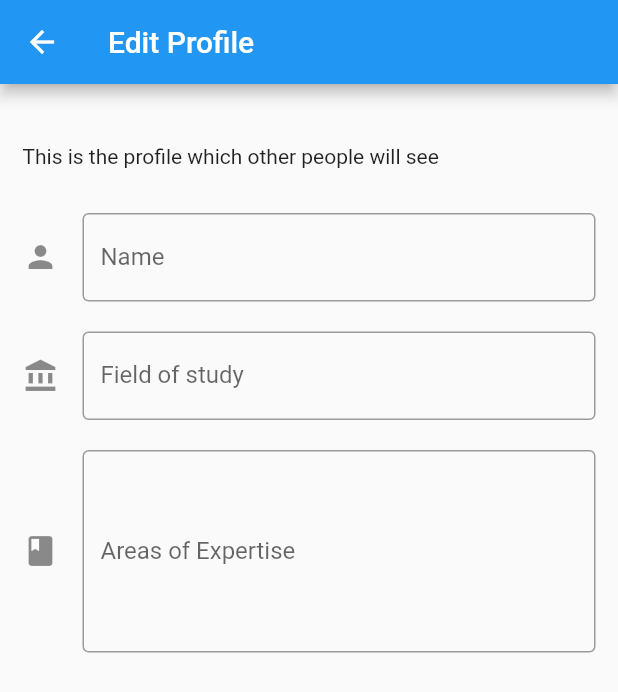
After one commit to marcus-cmd/student_app_v1, a Flutter app: the ShowList screen opened directly, on a phone screen of 412 x 824 dp. The commit adds this screen. Shown: the top 692 px of the screen. Run offline on Flutter 3.47's test engine with Material 2 defaults, Android fonts, the phone set to English and light mode, and no system bars; network calls fail.

Commit message:
new files

```diff
--- a/lib/main.dart
+++ b/lib/main.dart
@@ -3,7 +3,7 @@ import 'package:studentappv1/studentlist.dart';
 import 'package:studentappv1/loading.dart';
 import 'package:studentappv1/chat.dart';
 import 'package:studentappv1/search.dart';
-
+import 'package:studentappv1/test.dart';
 
 void main() => runApp(MaterialApp(
   initialRoute: '/studentlist',
--- a/lib/studentlist.dart
+++ b/lib/studentlist.dart
@@ -1,6 +1,7 @@
 import 'dart:convert';
 import 'package:flutter/material.dart';
 import 'package:http/http.dart';
+import 'package:studentappv1/search.dart';
 
 class StudentList extends StatefulWidget {
   @override
@@ -51,7 +52,7 @@ class _StudentListState extends State<StudentList> {
       drawer: Drawer(
         child: ListView(
           padding: EdgeInsets.zero,
-          children: const <Widget>[
+          children: <Widget>[
             DrawerHeader(
               decoration: BoxDecoration(
                 color: Colors.blue,
@@ -71,6 +72,7 @@ class _StudentListState extends State<StudentList> {
             ListTile(
               leading: Icon(Icons.account_circle),
               title: Text('Profile'),
+              onTap: () => Navigator.push(context, MaterialPageRoute(builder: (BuildContext context) => MyCustomForm())),
             ),
             ListTile(
               leading: Icon(Icons.settings),
@@ -83,7 +85,7 @@ class _StudentListState extends State<StudentList> {
           itemCount: locations.length,
           itemBuilder: (context, index){
             return Padding(
-              padding: const EdgeInsets.symmetric(vertical: 1,horizontal: 4),
+              padding: EdgeInsets.symmetric(vertical: 1,horizontal: 4),
               child: Card(
                 child: ListTile(
                   onTap: () {
--- /dev/null
+++ b/lib/test.dart
@@ -0,0 +1,73 @@
+import 'package:flutter/material.dart';
+
+class ShowList extends StatefulWidget {
+  @override
+  _ShowListState createState() => _ShowListState();
+}
+
+class _ShowListState extends State<ShowList> {
+  @override
+  Widget build(BuildContext context) {
+    return
+
+      Scaffold(
+        appBar: AppBar(
+            title: Text('Edit Profile'),
+        ),
+
+        body: PageView(
+        children: <Widget>[
+          Container(
+            child: Padding(
+              padding: EdgeInsets.fromLTRB(15, 40, 15, 15),
+              child: Column(
+                crossAxisAlignment: CrossAxisAlignment.start,
+                children: <Widget>[
+                  Text('This is the profile which other people will see'),
+                  SizedBox (height: 30),
+                  TextField(
+                    decoration: InputDecoration(
+                      border: OutlineInputBorder(),
+                      labelText: 'Name',
+                      icon: Icon(Icons.person),
+                    ),
+                    onChanged: (text) {
+                      print("$text");
+                    },
+                  ),
+                  SizedBox (height: 20),
+                  TextField(
+                    decoration: InputDecoration(
+                      border: OutlineInputBorder(),
+                      labelText: 'Field of study',
+                      icon: Icon(Icons.account_balance),
+                    ),
+                    onChanged: (text) {
+                      print("$text");
+                    },
+                  ),
+                  SizedBox (height: 20),
+                  TextField(
+                    maxLines: 5,
+                    decoration: InputDecoration(
+                      border: OutlineInputBorder(),
+                      labelText: 'Areas of Expertise',
+                      icon: Icon(Icons.book),
+                    ),
+                    onChanged: (text) {
+                      print("$text");
+                    },
+                  ),
+                ],
+              ),
+            ),
+          ),
+          Container(
+            color: Colors.cyan,
+          ),
+          Container(
+            color: Colors.deepPurple,
+          ),
+        ],
+      ));
+  }}
--- a/pubspec.yaml
+++ b/pubspec.yaml
@@ -41,8 +41,10 @@ flutter:
   uses-material-design: true
 
   # To add assets to your application, add an assets section, like this:
-  # assets:
-  #   - images/a_dot_burr.jpeg
+  assets:
+    - assets/
+
+
   #   - images/a_dot_ham.jpeg
 
   # An image asset can refer to one or more resolution-specific "variants", see
```
Also changed, not shown: lib/search.dart (+86 -142 lines), assets/bear.jpg (added).
